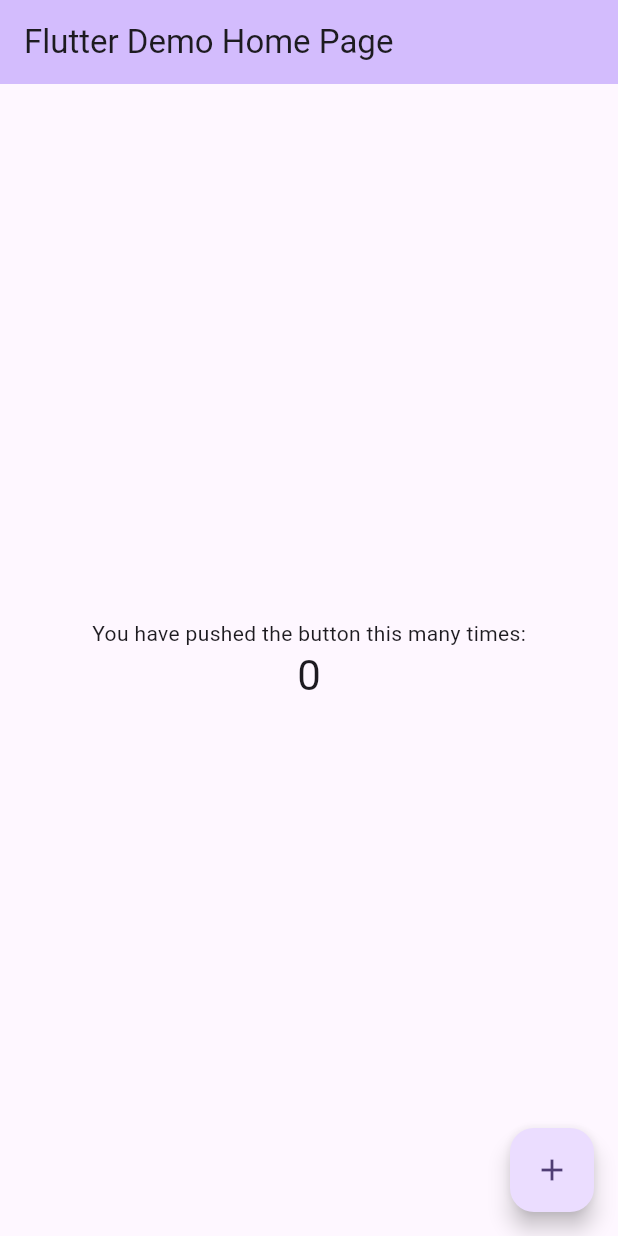
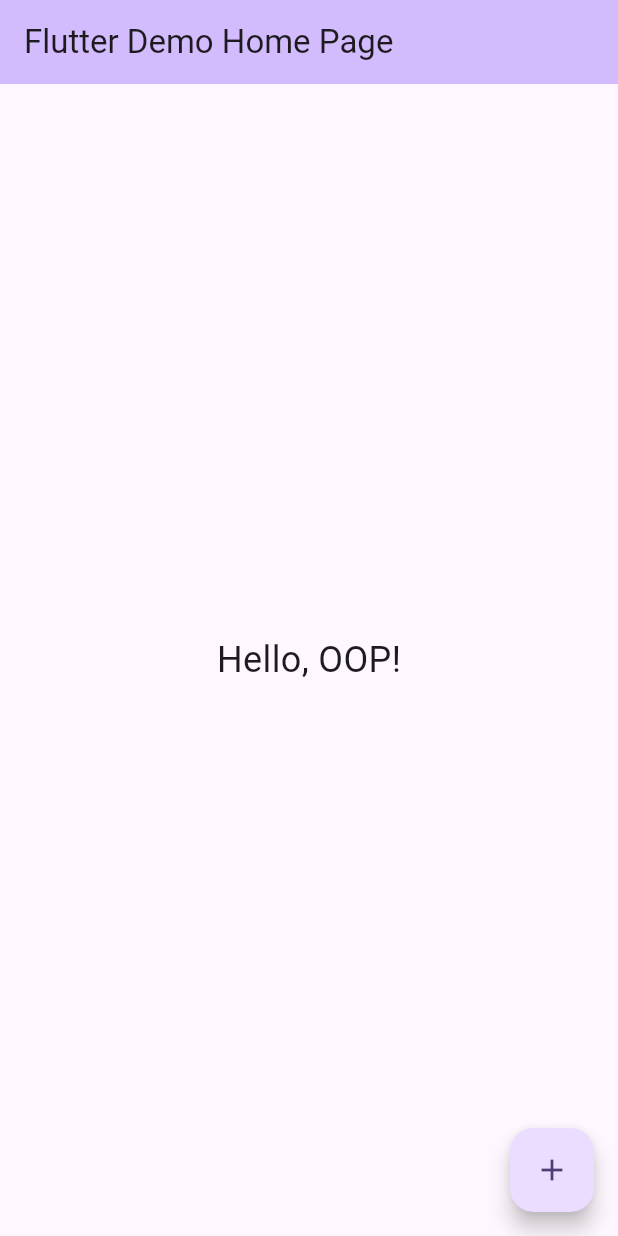
Before and after one commit to Ritchie-cmd/My-OPP-App, a Flutter app: the screen it shows after launch, on a phone screen of 412 x 824 dp. Run offline on Flutter 3.47's test engine with Material 3 defaults, Android fonts, the phone set to English and light mode, and no system bars.

Commit message:
feat(main.dart): add Hello, OOP! centered text

```diff
--- a/flutter_application_1/lib/main.dart
+++ b/flutter_application_1/lib/main.dart
@@ -86,34 +86,11 @@ class _MyHomePageState extends State<MyHomePage> {
         // the App.build method, and use it to set our appbar title.
         title: Text(widget.title),
       ),
-      body: Center(
-        // Center is a layout widget. It takes a single child and positions it
-        // in the middle of the parent.
-        child: Column(
-          // Column is also a layout widget. It takes a list of children and
-          // arranges them vertically. By default, it sizes itself to fit its
-          // children horizontally, and tries to be as tall as its parent.
-          //
-          // Column has various properties to control how it sizes itself and
-          // how it positions its children. Here we use mainAxisAlignment to
-          // center the children vertically; the main axis here is the vertical
-          // axis because Columns are vertical (the cross axis would be
-          // horizontal).
-          //
-          // TRY THIS: Invoke "debug painting" (choose the "Toggle Debug Paint"
-          // action in the IDE, or press "p" in the console), to see the
-          // wireframe for each widget.
-          mainAxisAlignment: MainAxisAlignment.center,
-          children: <Widget>[
-            const Text(
-              'You have pushed the button this many times:',
-            ),
-            Text(
-              '$_counter',
-              style: Theme.of(context).textTheme.headlineMedium,
-            ),
-          ],
-        ),
+      body:Center(
+      child: Text(
+	    'Hello, OOP!',
+	    style: TextStyle(fontSize: 24),
+       ),
       ),
       floatingActionButton: FloatingActionButton(
         onPressed: _incrementCounter,
```
